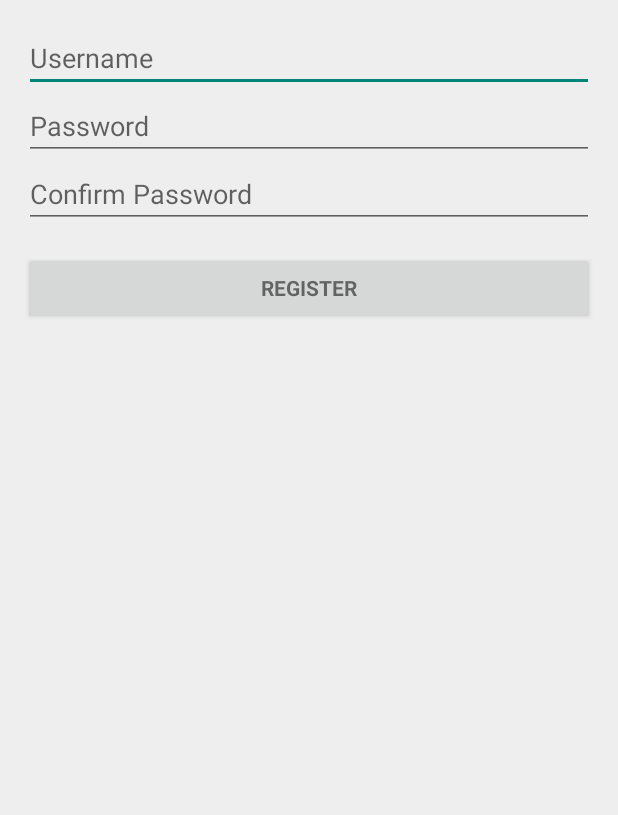
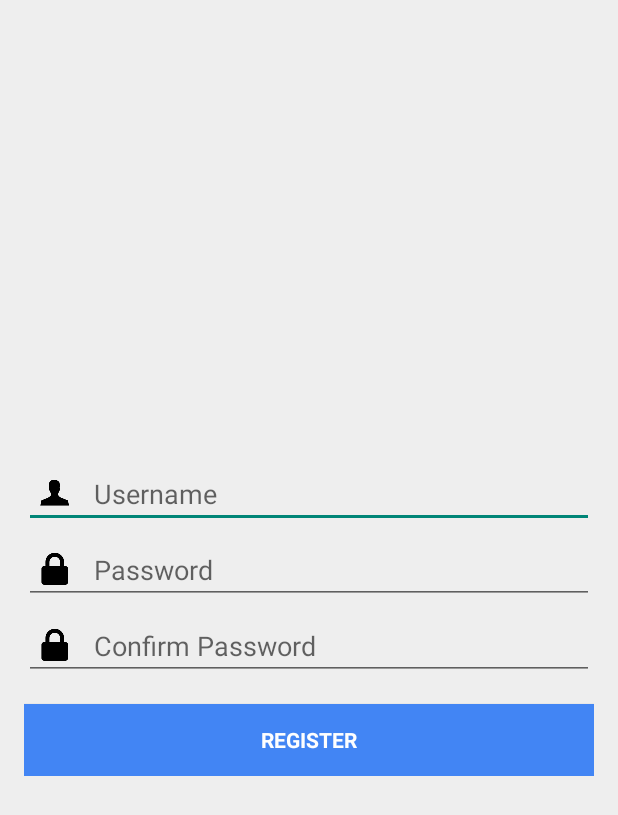
Before and after one commit to fengchaoyu1/NNTradeClient, an Android app: the layout activity_register.xml on its own in the app's theme, with its tools: preview values and no code run, on a phone screen of 412 x 824 dp. Shown: the top 815 px of the screen. Run offline under Robolectric (Android 15) with nearby library versions, the phone set to English and light mode, and no system bars.

```diff
--- /dev/null
+++ b/app/src/main/java/zhaohg/trade/OnTestFinishedListener.java
@@ -0,0 +1,5 @@
+package zhaohg.trade;
+
+public interface OnTestFinishedListener {
+    public void onTaskFinished();
+}
--- a/app/src/main/res/layout/activity_register.xml
+++ b/app/src/main/res/layout/activity_register.xml
@@ -3,7 +3,7 @@
     xmlns:tools="http://schemas.android.com/tools"
     android:layout_width="match_parent"
     android:layout_height="match_parent"
-    android:gravity="center_horizontal"
+    android:gravity="center"
     android:orientation="vertical"
     android:paddingBottom="@dimen/activity_vertical_margin"
     android:paddingLeft="@dimen/activity_horizontal_margin"
@@ -25,9 +25,11 @@
         android:layout_height="match_parent">
 
         <LinearLayout
-            android:id="@+id/email_login_form"
+            android:id="@+id/register_form"
             android:layout_width="match_parent"
             android:layout_height="wrap_content"
+            android:gravity="center"
+            android:layout_gravity="center"
             android:orientation="vertical">
 
             <EditText
@@ -36,7 +38,11 @@
                 android:layout_height="wrap_content"
                 android:hint="@string/prompt_username"
                 android:maxLines="1"
-                android:singleLine="true" />
+                android:singleLine="true"
+                android:paddingLeft="10dp"
+                android:drawablePadding="15dp"
+                android:textColor="#000000"
+                android:drawableLeft="@drawable/username" />
 
             <EditText
                 android:id="@+id/password"
@@ -45,7 +51,12 @@
                 android:hint="@string/prompt_password"
                 android:inputType="textPassword"
                 android:maxLines="1"
-                android:singleLine="true" />
+                android:singleLine="true"
+                android:layout_marginTop="5dp"
+                android:paddingLeft="10dp"
+                android:drawablePadding="15dp"
+                android:textColor="#000000"
+                android:drawableLeft="@drawable/password" />
 
             <EditText
                 android:id="@+id/confirm"
@@ -54,7 +65,24 @@
                 android:hint="@string/prompt_confirm"
                 android:inputType="textPassword"
                 android:maxLines="1"
-                android:singleLine="true" />
+                android:singleLine="true"
+                android:layout_marginTop="5dp"
+                android:paddingLeft="10dp"
+                android:drawablePadding="15dp"
+                android:textColor="#000000"
+                android:drawableLeft="@drawable/password" />
+
+            <TextView
+                android:id="@+id/text_error"
+                android:layout_width="match_parent"
+                android:layout_height="wrap_content"
+                android:layout_marginTop="10dp"
+                android:paddingLeft="10dp"
+                android:drawablePadding="15dp"
+                android:visibility="gone"
+                android:textAppearance="?android:attr/textAppearanceMedium"
+                android:textColor="@color/textColorError"
+                android:drawableLeft="@drawable/error" />
 
             <Button
                 android:id="@+id/register_button"
@@ -63,9 +91,12 @@
                 android:layout_height="wrap_content"
                 android:layout_marginTop="16dp"
                 android:text="@string/action_register"
-                android:textStyle="bold" />
+                android:textStyle="bold"
+                android:background="@color/colorPrimary"
+                android:textColor="@color/textColorPrimary"/>
 
         </LinearLayout>
+
     </ScrollView>
 
 </LinearLayout>
--- a/app/src/main/res/values/colors.xml
+++ b/app/src/main/res/values/colors.xml
@@ -4,4 +4,5 @@
     <color name="colorPrimaryDark">#3367D6</color>
     <color name="textColorPrimary">#FEFEFE</color>
     <color name="windowBackground">#EEEEEE</color>
+    <color name="textColorError">#D72828</color>
 </resources>
```
Also changed, not shown: app/src/main/AndroidManifest.xml (+7 -12 lines), app/src/main/java/zhaohg/account/RegisterActivity.java (+24 -10 lines), app/src/main/java/zhaohg/test/account/TestRegisterActivity.java (added, +118 -0 lines), app/src/main/java/zhaohg/trade/TestableActivity.java (added, +18 -0 lines), app/src/main/res/drawable-xxhdpi/error.png (added), app/src/main/res/drawable-xxhdpi/password.png (added), app/src/main/res/drawable-xxhdpi/success.png (added), app/src/main/res/drawable-xxhdpi/username.png (added), 1 other file.
